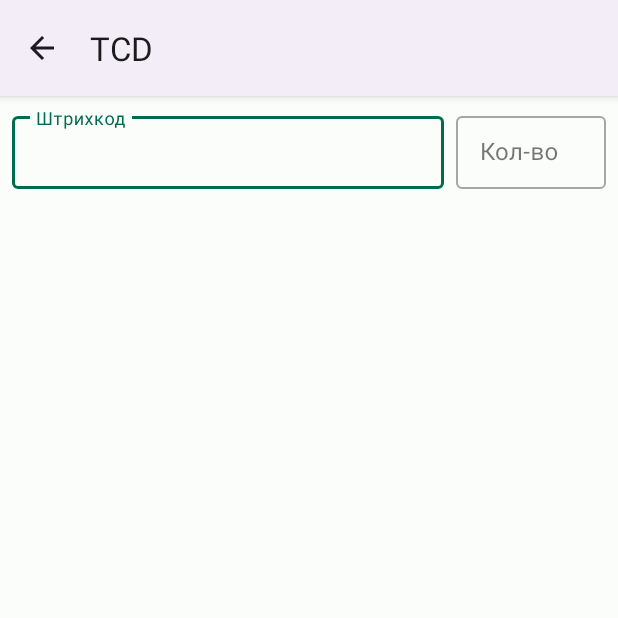
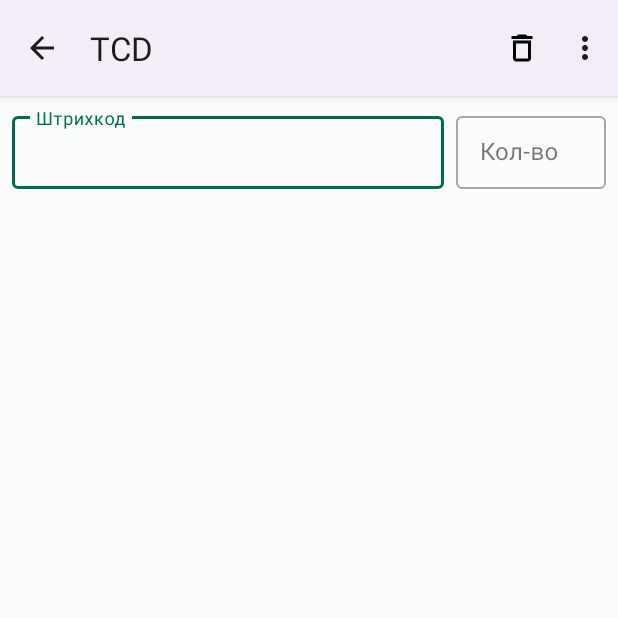
Before and after one commit to Gizmodo/TCD, an Android app: the RecalcNewActivity screen opened directly, with no data from a screen before it, on a phone screen of 412 x 824 dp, the top half of it. Run offline under Robolectric (Android 15) with nearby library versions, the phone set to English and light mode, and no system bars; our stand-ins replace Room's generated code, RxJava, Timber; libraries missing offline, so code that uses them is left out: com.shashank.sony; 3 statements that could not run were skipped.

Commit message:
Добавлено меню

```diff
--- a/app/src/main/res/layout/activity_zebra.xml
+++ b/app/src/main/res/layout/activity_zebra.xml
@@ -23,7 +23,7 @@
             android:layout_height="wrap_content"
             android:maxLines="1"
             android:minHeight="48dp"
-            android:text="2284055010421"
+            android:text=""
             android:textColorHint="#757575"
             tools:ignore="DuplicateSpeakableTextCheck" />
     </com.google.android.material.textfield.TextInputLayout>
@@ -44,7 +44,7 @@
             android:layout_height="wrap_content"
             android:maxLines="1"
             android:minHeight="48dp"
-            android:text="12345"
+            android:text=""
             android:textColorHint="#757575" />
     </com.google.android.material.textfield.TextInputLayout>
 
--- /dev/null
+++ b/app/src/main/res/menu/recalc_menu.xml
@@ -0,0 +1,27 @@
+<?xml version="1.0" encoding="utf-8"?>
+<menu xmlns:android="http://schemas.android.com/apk/res/android"
+    xmlns:app="http://schemas.android.com/apk/res-auto">
+
+    <item
+        android:id="@+id/removeItems"
+        android:icon="@drawable/ic_delete_black_24dp"
+        android:title="@string/removeAll"
+        app:showAsAction="ifRoom|withText" />
+    <group
+        android:id="@+id/group_delete"
+        android:checkableBehavior="single"
+        android:visible="true">
+        <item
+            android:id="@+id/menu_barcode"
+            android:checked="true"
+            android:title="@string/barcode" />
+        <item
+            android:id="@+id/menu_plu"
+            android:enabled="false"
+            android:title="@string/plu" />
+        <item
+            android:id="@+id/menu_code"
+            android:enabled="false"
+            android:title="@string/code" />
+    </group>
+</menu>
--- a/app/src/main/res/values/strings.xml
+++ b/app/src/main/res/values/strings.xml
@@ -30,6 +30,7 @@
     <string name="count">Кол-во</string>
     <string name="add">Добавить</string>
     <string name="search">Поиск</string>
+    <string name="removeAll">Очистить</string>
     <string name="detailTitle">Информация по товару</string>
     <string name="name">Наименование</string>
     <string name="OverallCount">Общее кол-во:</string>
```
Also changed, not shown: app/src/main/java/com/shop/tcd/RecalcNewActivity.kt (+48 -1 lines), 1 other file.
